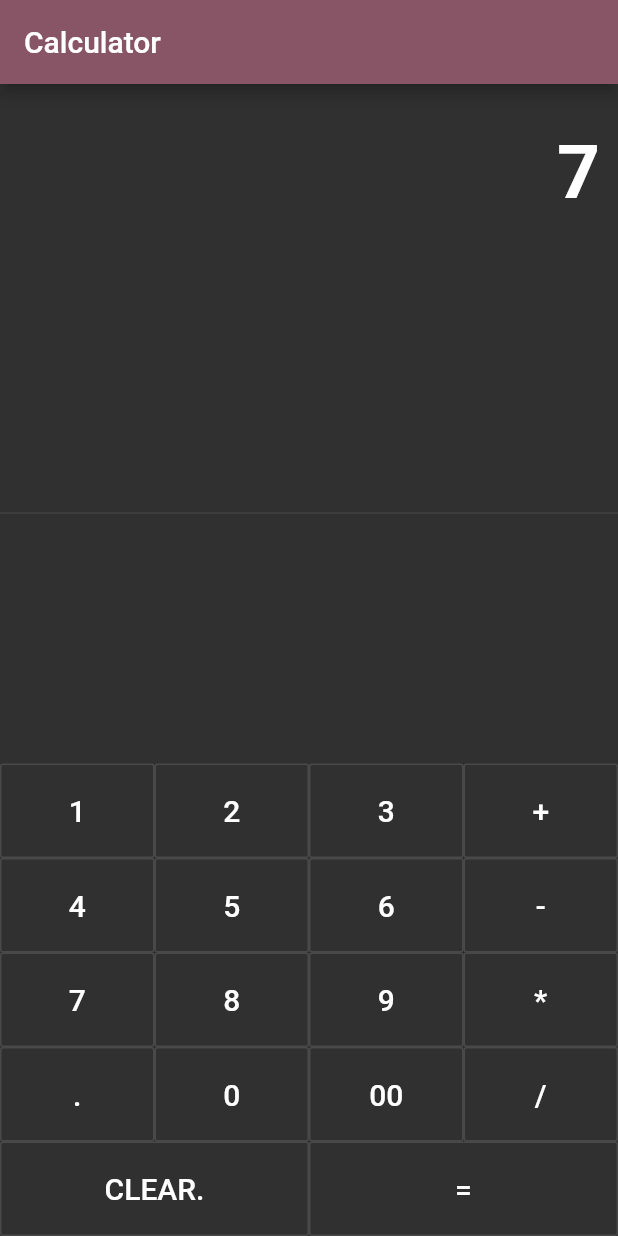
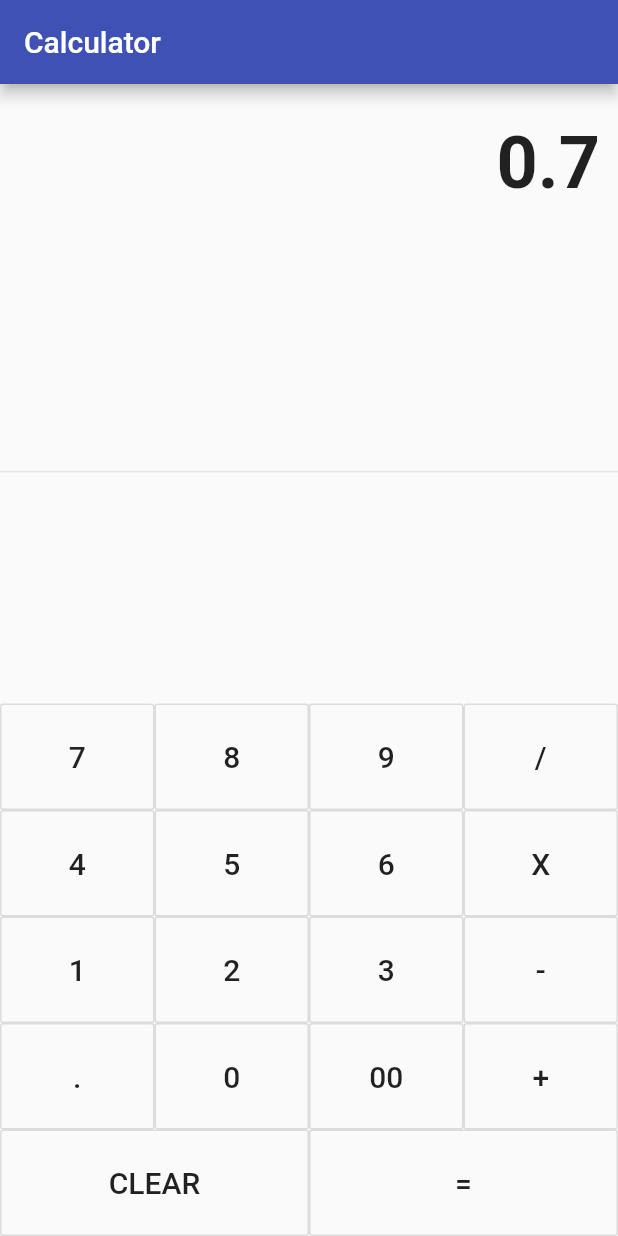
Before and after one commit to parich/flutter-calculator, a Flutter app: the screen it shows after launch, after a tap on an icon or button, on a phone screen of 412 x 824 dp. Run offline on Flutter 3.47's test engine with Material 2 defaults, Android fonts, the phone set to English and light mode, and no system bars; our stand-ins replace math_expressions.

Commit message:
Update main.dart

```diff
--- a/lib/main.dart
+++ b/lib/main.dart
@@ -1,4 +1,5 @@
 import 'package:flutter/material.dart';
+import 'package:math_expressions/math_expressions.dart';
 
 void main() {
   runApp(MyApp());
@@ -11,13 +12,32 @@ class MyApp extends StatefulWidget {
 
 class _MyAppState extends State<MyApp> {
   String result = "0";
+  String expression = "";
 
   buttonPressed(String value) {
     setState(() {
       if (value == "CLEAR") {
         result = "0";
+      } else if (value == ".") {
+        if (result.contains(".")) {
+          return;
+        } else {
+          result = result + value;
+        }
+      } else if (value == "=") {
+        expression = result.replaceAll("X", "*");
+        Parser p = Parser();
+        Expression exp = p.parse(expression);
+        ContextModel cm = ContextModel();
+        dynamic calculate = exp.evaluate(EvaluationType.REAL, cm);
+
+        result = "$calculate";
       } else {
-        result = value;
+        if (result == "0") {
+          result = value;
+        } else {
+          result = result + value;
+        }
       }
     });
   }
@@ -25,11 +45,13 @@ class _MyAppState extends State<MyApp> {
   Widget myButton(String buttonLabel) {
     return Expanded(
       child: OutlineButton(
-        padding: EdgeInsets.all(20),
+        padding: EdgeInsets.all(24),
         onPressed: () => buttonPressed(buttonLabel),
         child: Text(
           buttonLabel,
-          style: TextStyle(fontSize: 20),
+          style: TextStyle(
+            fontSize: 20,
+          ),
         ),
       ),
     );
@@ -38,38 +60,34 @@ class _MyAppState extends State<MyApp> {
   @override
   Widget build(BuildContext context) {
     return MaterialApp(
-      theme: ThemeData(
-        brightness: Brightness.dark,
-        primaryColor: Colors.lightBlue[800],
-        accentColor: Colors.cyan[600],
-        primarySwatch: Colors.grey,
-      ),
       debugShowCheckedModeBanner: false,
       home: Scaffold(
         appBar: AppBar(
+          backgroundColor: Colors.indigo,
           title: Text("Calculator"),
-          backgroundColor: Color(0xff885566),
         ),
         body: SafeArea(
           child: Column(
             children: [
               Container(
-                padding: EdgeInsets.symmetric(horizontal: 12, vertical: 30),
+                padding: EdgeInsets.symmetric(horizontal: 12, vertical: 24),
                 alignment: Alignment.centerRight,
                 child: Text(
                   result,
-                  style: TextStyle(fontSize: 50, fontWeight: FontWeight.bold),
+                  style: TextStyle(fontSize: 48, fontWeight: FontWeight.bold),
                 ),
               ),
-              Expanded(child: Divider()),
+              Expanded(
+                child: Divider(),
+              ),
               Column(
                 children: [
                   Row(
                     children: [
-                      myButton("1"),
-                      myButton("2"),
-                      myButton("3"),
-                      myButton("+"),
+                      myButton("7"),
+                      myButton("8"),
+                      myButton("9"),
+                      myButton("/"),
                     ],
                   ),
                   Row(
@@ -77,15 +95,15 @@ class _MyAppState extends State<MyApp> {
                       myButton("4"),
                       myButton("5"),
                       myButton("6"),
-                      myButton("-"),
+                      myButton("X"),
                     ],
                   ),
                   Row(
                     children: [
-                      myButton("7"),
-                      myButton("8"),
-                      myButton("9"),
-                      myButton("*"),
+                      myButton("1"),
+                      myButton("2"),
+                      myButton("3"),
+                      myButton("-"),
                     ],
                   ),
                   Row(
@@ -93,12 +111,12 @@ class _MyAppState extends State<MyApp> {
                       myButton("."),
                       myButton("0"),
                       myButton("00"),
-                      myButton("/"),
+                      myButton("+"),
                     ],
                   ),
                   Row(
                     children: [
-                      myButton("CLEAR."),
+                      myButton("CLEAR"),
                       myButton("="),
                     ],
                   ),
```
